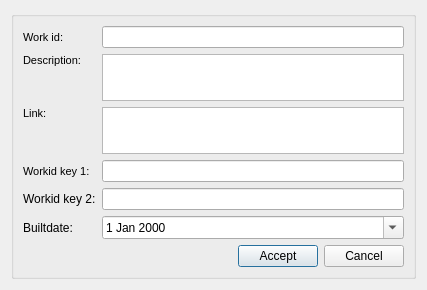
Before: the Qt Designer form ui/info_workcat.ui in Giswater/giswater_qgis_plugin, drawn with Qt 5.
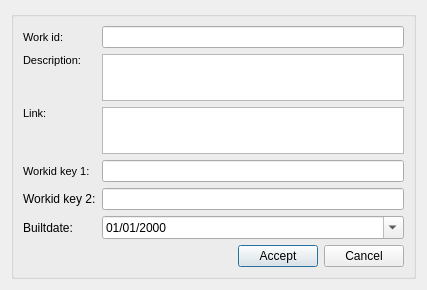
After: the same form once the commit is applied.

Commit message: Enhancement: set display format for QDate Widgets

What changed in the file:
```diff
--- a/ui/info_workcat.ui
+++ b/ui/info_workcat.ui
@@ -232,6 +232,9 @@
         </item>
         <item row="5" column="1">
          <widget class="QDateEdit" name="builtdate">
+          <property name="displayFormat">
+           <string>dd/MM/yyyy</string>
+          </property>
           <property name="calendarPopup">
            <bool>true</bool>
           </property>
```
The commit also changes 8 other files.
